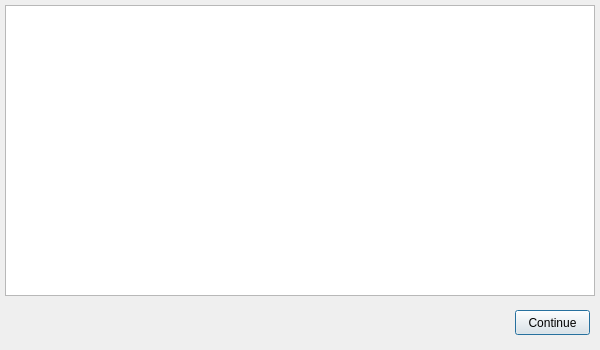
samsmu/MITK, file Plugins/org.mitk.gui.qt.measurementtoolbox/src/internal/QmitkCommentTextView.ui: the form before one commit.
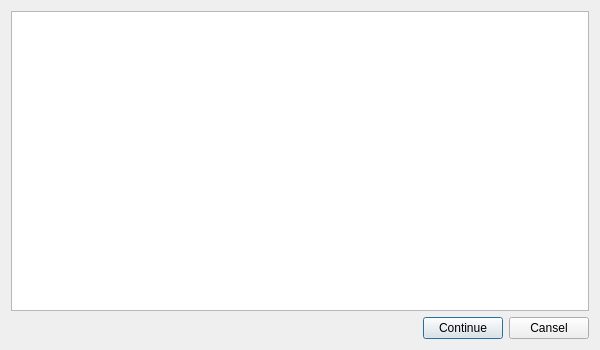
The form after the commit.

Commit message: Add load font in file. Editing a comment. Text orientation, depending on the position of the start point of the leader line.

Diff of the .ui file:
```diff
--- a/Plugins/org.mitk.gui.qt.measurementtoolbox/src/internal/QmitkCommentTextView.ui
+++ b/Plugins/org.mitk.gui.qt.measurementtoolbox/src/internal/QmitkCommentTextView.ui
@@ -13,29 +13,46 @@
   <property name="windowTitle">
    <string>Comment text view</string>
   </property>
-  <widget class="QTextEdit" name="CommentText">
-   <property name="geometry">
-    <rect>
-     <x>5</x>
-     <y>5</y>
-     <width>590</width>
-     <height>291</height>
-    </rect>
-   </property>
-  </widget>
-  <widget class="QPushButton" name="done">
-   <property name="geometry">
-    <rect>
-     <x>515</x>
-     <y>310</y>
-     <width>75</width>
-     <height>25</height>
-    </rect>
-   </property>
-   <property name="text">
-    <string>Continue</string>
-   </property>
-  </widget>
+  <layout class="QVBoxLayout" name="verticalLayout">
+   <item>
+    <widget class="QTextEdit" name="CommentText"/>
+   </item>
+   <item>
+    <layout class="QHBoxLayout" name="horizontalLayout_2">
+     <item>
+      <spacer name="horizontalSpacer">
+       <property name="orientation">
+        <enum>Qt::Horizontal</enum>
+       </property>
+       <property name="sizeHint" stdset="0">
+        <size>
+         <width>408</width>
+         <height>20</height>
+        </size>
+       </property>
+      </spacer>
+     </item>
+     <item>
+      <layout class="QHBoxLayout" name="horizontalLayout">
+       <item>
+        <widget class="QPushButton" name="done">
+         <property name="text">
+          <string>Continue</string>
+         </property>
+        </widget>
+       </item>
+       <item>
+        <widget class="QPushButton" name="cansel">
+         <property name="text">
+          <string>Cansel</string>
+         </property>
+        </widget>
+       </item>
+      </layout>
+     </item>
+    </layout>
+   </item>
+  </layout>
  </widget>
  <resources/>
  <connections/>
```
The commit also changes 14 other files.
